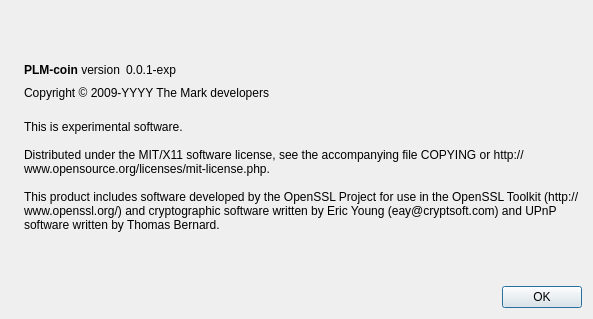
Before: the Qt Designer form qcoin/src/qt/forms/aboutdialog.ui in wonabru/Q, drawn with Qt 5.
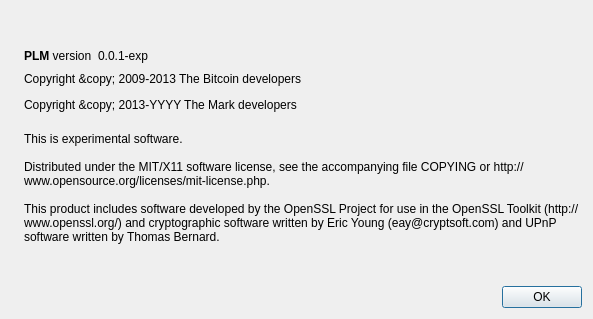
After: the same form once the commit is applied. Icons and pictures are not drawn.

Patch:
```diff
--- a/qcoin/src/qt/forms/aboutdialog.ui
+++ b/qcoin/src/qt/forms/aboutdialog.ui
@@ -50,7 +50,7 @@
           <cursorShape>IBeamCursor</cursorShape>
          </property>
          <property name="text">
-          <string>&lt;b&gt;PLM-coin&lt;/b&gt; version</string>
+          <string>&lt;html&gt;&lt;head/&gt;&lt;body&gt;&lt;p&gt;&lt;span style=&quot; font-weight:600;&quot;&gt;PLM&lt;/span&gt; version&lt;/p&gt;&lt;/body&gt;&lt;/html&gt;</string>
          </property>
          <property name="textInteractionFlags">
           <set>Qt::LinksAccessibleByMouse|Qt::TextSelectableByKeyboard|Qt::TextSelectableByMouse</set>
@@ -91,7 +91,7 @@
         <cursorShape>IBeamCursor</cursorShape>
        </property>
        <property name="text">
-        <string notr="true">Copyright &amp;copy; 2009-YYYY The Mark developers</string>
+        <string notr="true">&lt;html&gt;&lt;head/&gt;&lt;body&gt;&lt;p&gt;Copyright &amp;amp;copy; 2009-2013 The Bitcoin developers&lt;/p&gt;&lt;p&gt;Copyright &amp;amp;copy; 2013-YYYY The Mark developers&lt;/p&gt;&lt;/body&gt;&lt;/html&gt;</string>
        </property>
        <property name="textFormat">
         <enum>Qt::RichText</enum>
```
